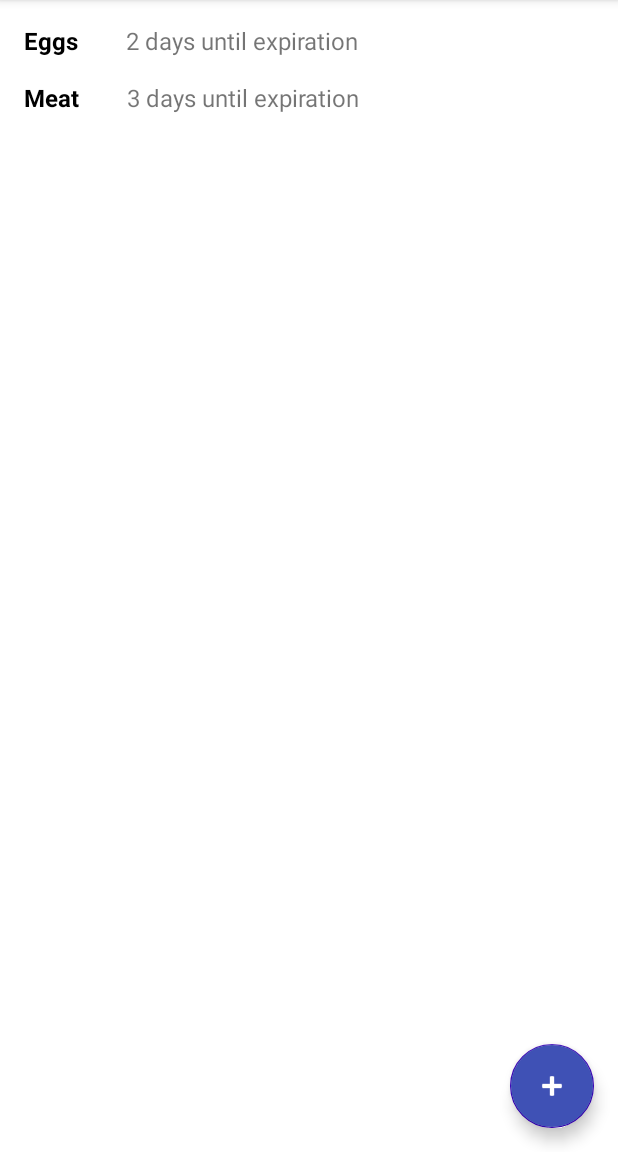
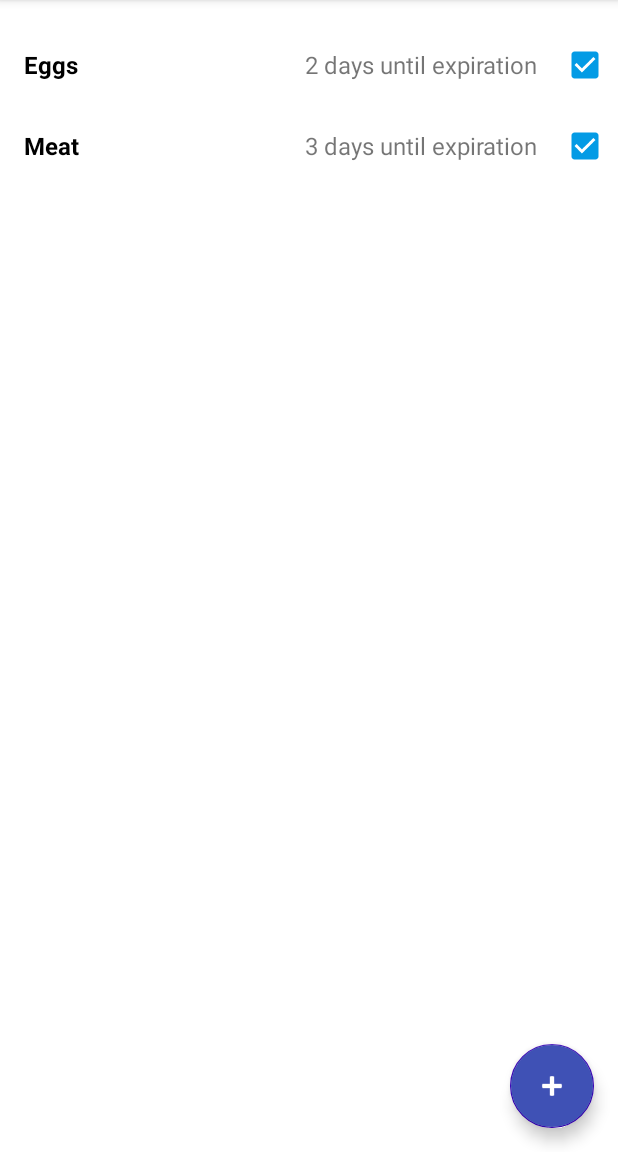
Before and after one commit to jacobvm04/ReFridge, an Android app: the screen it shows after launch (MainActivity), on a phone screen of 412 x 824 dp, the part 84-1236 px from its top. Run offline under Robolectric (Android 15) with nearby library versions, the phone set to English and light mode, and no system bars; our stand-ins replace Room's generated code.

Commit message:
Added persistence and item removal

```diff
--- a/ReFridgeApp/app/build.gradle
+++ b/ReFridgeApp/app/build.gradle
@@ -35,4 +35,9 @@ dependencies {
     testImplementation 'junit:junit:4.+'
     androidTestImplementation 'androidx.test.ext:junit:1.1.3'
     androidTestImplementation 'androidx.test.espresso:espresso-core:3.4.0'
+
+    def room_version = "2.4.0"
+
+    implementation "androidx.room:room-runtime:$room_version"
+    annotationProcessor "androidx.room:room-compiler:$room_version"
 }
--- a/ReFridgeApp/app/src/main/java/com/refridgeapp/AddGroceryActivity.java
+++ b/ReFridgeApp/app/src/main/java/com/refridgeapp/AddGroceryActivity.java
@@ -28,11 +28,6 @@ public class AddGroceryActivity extends AppCompatActivity {
         super.onCreate(savedInstanceState);
         setContentView(R.layout.activity_add_grocery);
 
-        Intent intent = getIntent();
-        groceryItems = (ArrayList<GroceryItem>) intent.getSerializableExtra(MainActivity.EXTRA_GROCERY_DATA);
-        if (groceryItems == null)
-            groceryItems = new ArrayList<GroceryItem>();
-
         DatePickerDialog.OnDateSetListener dateSetListener = (datePicker, year, month, day) -> {
             selectedDate.set(year, month, day, 0, 0, 0);
 
@@ -57,14 +52,15 @@ public class AddGroceryActivity extends AppCompatActivity {
     }
 
     public void addGroceryItem(View view) {
-        Intent intent = new Intent(this, MainActivity.class);
         EditText nameEditText = findViewById(R.id.groceryNameText);
         String groceryName = nameEditText.getText().toString();
-        if (!groceryName.isEmpty())
-            groceryItems.add(new GroceryItem(groceryName, selectedDate.getTime()));
+        if (!groceryName.isEmpty()) {
+            AppDatabase db = AppDatabase.getInstance(getApplicationContext());
+            GroceryItemDao dao = db.groceryItemDao();
+            dao.insert(new GroceryItem(groceryName, selectedDate.getTime()));
+        }
 
-        intent.putExtra(MainActivity.EXTRA_GROCERY_DATA, groceryItems);
-
+        Intent intent = new Intent(this, MainActivity.class);
         startActivity(intent);
     }
 }
--- /dev/null
+++ b/ReFridgeApp/app/src/main/java/com/refridgeapp/AppDatabase.java
@@ -0,0 +1,23 @@
+package com.refridgeapp;
+
+import android.content.Context;
+
+import androidx.room.Database;
+import androidx.room.Room;
+import androidx.room.RoomDatabase;
+import androidx.room.TypeConverters;
+
+@Database(entities = {GroceryItem.class}, version = 1, exportSchema = false)
+@TypeConverters({Converters.class})
+public abstract class AppDatabase extends RoomDatabase {
+    private static AppDatabase INSTANCE;
+
+    public abstract GroceryItemDao groceryItemDao();
+
+    static AppDatabase getInstance(final Context context) {
+        if (INSTANCE == null) {
+            INSTANCE = Room.databaseBuilder(context.getApplicationContext(), AppDatabase.class, "grocery_item_database").allowMainThreadQueries().build();
+        }
+        return INSTANCE;
+    }
+}
--- /dev/null
+++ b/ReFridgeApp/app/src/main/java/com/refridgeapp/Converters.java
@@ -0,0 +1,17 @@
+package com.refridgeapp;
+
+import androidx.room.TypeConverter;
+
+import java.util.Date;
+
+public class Converters {
+    @TypeConverter
+    public static Date fromTimestamp(Long value) {
+        return value == null ? null : new Date(value);
+    }
+
+    @TypeConverter
+    public static Long dateToTimestamp(Date date) {
+        return date == null ? null : date.getTime();
+    }
+}
--- a/ReFridgeApp/app/src/main/java/com/refridgeapp/GroceryItem.java
+++ b/ReFridgeApp/app/src/main/java/com/refridgeapp/GroceryItem.java
@@ -1,10 +1,22 @@
 package com.refridgeapp;
+
+import androidx.room.ColumnInfo;
+import androidx.room.Entity;
+import androidx.room.PrimaryKey;
+import androidx.room.TypeConverter;
 
 import java.io.Serializable;
 import java.util.Date;
 
+@Entity(tableName = "grocery_item_table")
 public class GroceryItem implements Serializable {
+    @PrimaryKey(autoGenerate = true)
+    public int _id;
+
+    @ColumnInfo(name = "name")
     private String name;
+
+    @ColumnInfo(name = "expiration_date")
     private Date expirationDate;
 
     public GroceryItem(String name, Date expirationDate) {
--- /dev/null
+++ b/ReFridgeApp/app/src/main/java/com/refridgeapp/GroceryItemDao.java
@@ -0,0 +1,21 @@
+package com.refridgeapp;
+
+import androidx.room.Dao;
+import androidx.room.Delete;
+import androidx.room.Insert;
+import androidx.room.OnConflictStrategy;
+import androidx.room.Query;
+
+import java.util.List;
+
+@Dao
+public interface GroceryItemDao {
+    @Query("SELECT * FROM grocery_item_table ORDER BY expiration_date ASC")
+    List<GroceryItem> getAll();
+
+    @Insert(onConflict = OnConflictStrategy.IGNORE)
+    void insert(GroceryItem groceryItem);
+
+    @Delete
+    void delete(GroceryItem groceryItem);
+}
--- a/ReFridgeApp/app/src/main/java/com/refridgeapp/GroceryListAdapter.java
+++ b/ReFridgeApp/app/src/main/java/com/refridgeapp/GroceryListAdapter.java
@@ -16,16 +16,21 @@ import java.util.concurrent.TimeUnit;
 
 public class GroceryListAdapter extends RecyclerView.Adapter<GroceryListAdapter.ViewHolder> {
     private ArrayList<GroceryItem> groceries;
+    private OnGroceryItemListener onGroceryItemListener;
 
-    public static class ViewHolder extends RecyclerView.ViewHolder {
+    public static class ViewHolder extends RecyclerView.ViewHolder implements View.OnClickListener {
         private final TextView groceryNameView;
         private final TextView expirationDateView;
+        private OnGroceryItemListener onGroceryItemListener;
 
-        public ViewHolder(View view) {
+        public ViewHolder(View view, OnGroceryItemListener groceryItemListener) {
             super(view);
 
             groceryNameView = (TextView) view.findViewById(R.id.groceryName);
             expirationDateView = (TextView) view.findViewById(R.id.experiationDate);
+            onGroceryItemListener = groceryItemListener;
+
+            view.findViewById(R.id.checkItemUsed).setOnClickListener(this);
          }
 
         public TextView getGroceryNameView() {
@@ -35,17 +40,27 @@ public class GroceryListAdapter extends RecyclerView.Adapter<GroceryListAdapter.
         public TextView getExpirationDateView() {
             return expirationDateView;
         }
+
+        @Override
+        public void onClick(View view) {
+            onGroceryItemListener.onGroceryItemClick(getAdapterPosition());
+        }
     }
 
-    public GroceryListAdapter(ArrayList<GroceryItem> groceryData) {
+    public interface OnGroceryItemListener {
+        void onGroceryItemClick(int position);
+    }
+
+    public GroceryListAdapter(ArrayList<GroceryItem> groceryData, OnGroceryItemListener groceryItemListener) {
         groceries = groceryData;
+        onGroceryItemListener = groceryItemListener;
     }
 
     @Override
     public ViewHolder onCreateViewHolder(ViewGroup viewGroup, int viewType) {
         View view = LayoutInflater.from(viewGroup.getContext()).inflate(R.layout.grocery_item, viewGroup, false);
 
-        return new ViewHolder(view);
+        return new ViewHolder(view, onGroceryItemListener);
     }
 
     @Override
--- a/ReFridgeApp/app/src/main/java/com/refridgeapp/MainActivity.java
+++ b/ReFridgeApp/app/src/main/java/com/refridgeapp/MainActivity.java
@@ -15,10 +15,7 @@ import java.util.ArrayList;
 import java.util.Calendar;
 import java.util.Date;
 
-public class MainActivity extends AppCompatActivity {
-    public static final String EXTRA_GROCERY_DATA = "com.refridgeapp.GROCERY_DATA";
-
-    // Grocery items are currently represented as a pair of the grocery name and it's respective expiration date
+public class MainActivity extends AppCompatActivity implements GroceryListAdapter.OnGroceryItemListener {
     private ArrayList<GroceryItem> groceryItems;
     private RecyclerView recyclerView;
 
@@ -27,11 +24,10 @@ public class MainActivity extends AppCompatActivity {
         super.onCreate(savedInstanceState);
         setContentView(R.layout.activity_main);
 
-        // Process new grocery if an intent exists
-        Pair<String, Date> item = null;
-
-        Intent intent = getIntent();
-        groceryItems = (ArrayList<GroceryItem>) intent.getSerializableExtra(EXTRA_GROCERY_DATA);
+        // Load items from DB
+        AppDatabase db = AppDatabase.getInstance(getApplicationContext());
+        GroceryItemDao dao = db.groceryItemDao();
+        groceryItems = (ArrayList<GroceryItem>) dao.getAll();
 
         // Setup recyclerView
         recyclerView = findViewById(R.id.gorceryItemListView);
@@ -42,23 +38,33 @@ public class MainActivity extends AppCompatActivity {
 
         // Mock data for now
         if (groceryItems == null || groceryItems.isEmpty()) {
-            groceryItems = new ArrayList<>();
             Calendar calendar = Calendar.getInstance();
             calendar.setTime(new Date());
 
             calendar.add(Calendar.DATE, 2);
-            groceryItems.add(new GroceryItem("Eggs", calendar.getTime()));
+            dao.insert(new GroceryItem("Eggs", calendar.getTime()));
 
             calendar.add(Calendar.DATE, 1);
-            groceryItems.add(new GroceryItem("Meat", calendar.getTime()));
+            dao.insert(new GroceryItem("Meat", calendar.getTime()));
+
+            groceryItems = (ArrayList<GroceryItem>) dao.getAll();
         }
 
-        recyclerView.setAdapter(new GroceryListAdapter(groceryItems));
+        recyclerView.setAdapter(new GroceryListAdapter(groceryItems, this));
     }
 
     public void addGrocery(View view) {
         Intent intent = new Intent(this, AddGroceryActivity.class);
-        intent.putExtra(EXTRA_GROCERY_DATA, groceryItems);
         startActivity(intent);
     }
+
+    @Override
+    public void onGroceryItemClick(int position) {
+        AppDatabase db = AppDatabase.getInstance(getApplicationContext());
+        GroceryItemDao dao = db.groceryItemDao();
+        dao.delete(groceryItems.get(position));
+
+        groceryItems = (ArrayList<GroceryItem>) dao.getAll();
+        recyclerView.setAdapter(new GroceryListAdapter(groceryItems, this));
+    }
 }
--- a/ReFridgeApp/app/src/main/res/layout/grocery_item.xml
+++ b/ReFridgeApp/app/src/main/res/layout/grocery_item.xml
@@ -3,13 +3,15 @@
     xmlns:app="http://schemas.android.com/apk/res-auto"
     xmlns:tools="http://schemas.android.com/tools"
     android:id="@+id/constrantLayout"
-    android:layout_width="wrap_content"
+    android:layout_width="match_parent"
     android:layout_height="wrap_content">
 
     <TextView
         android:id="@+id/groceryName"
         android:layout_width="wrap_content"
         android:layout_height="wrap_content"
+        android:layout_marginTop="16dp"
+        android:maxWidth="180dp"
         android:text="Grocery Name"
         android:textColor="@color/black"
         android:textSize="16sp"
@@ -19,14 +21,30 @@
 
     <TextView
         android:id="@+id/experiationDate"
-        android:layout_width="wrap_content"
+        android:layout_width="0dp"
         android:layout_height="wrap_content"
-        android:layout_marginStart="32dp"
+        android:layout_marginTop="16dp"
+        android:layout_marginEnd="15dp"
         android:layout_marginBottom="16dp"
         android:text="Days until expiration"
         android:textSize="16sp"
         app:layout_constraintBottom_toBottomOf="parent"
-        app:layout_constraintStart_toEndOf="@+id/groceryName"
+        app:layout_constraintEnd_toStartOf="@+id/checkItemUsed"
+        app:layout_constraintTop_toTopOf="parent" />
+
+    <CheckBox
+        android:id="@+id/checkItemUsed"
+        android:layout_width="0dp"
+        android:layout_height="wrap_content"
+        android:layout_marginEnd="6dp"
+        android:buttonTint="#039BE5"
+        android:checked="true"
+        android:minWidth="0dp"
+        android:minHeight="0dp"
+        android:textColorHighlight="#FFFFFF"
+        android:textColorLink="#FFFFFF"
+        app:layout_constraintBottom_toBottomOf="parent"
+        app:layout_constraintEnd_toEndOf="parent"
         app:layout_constraintTop_toTopOf="parent" />
 
 </androidx.constraintlayout.widget.ConstraintLayout>
```
